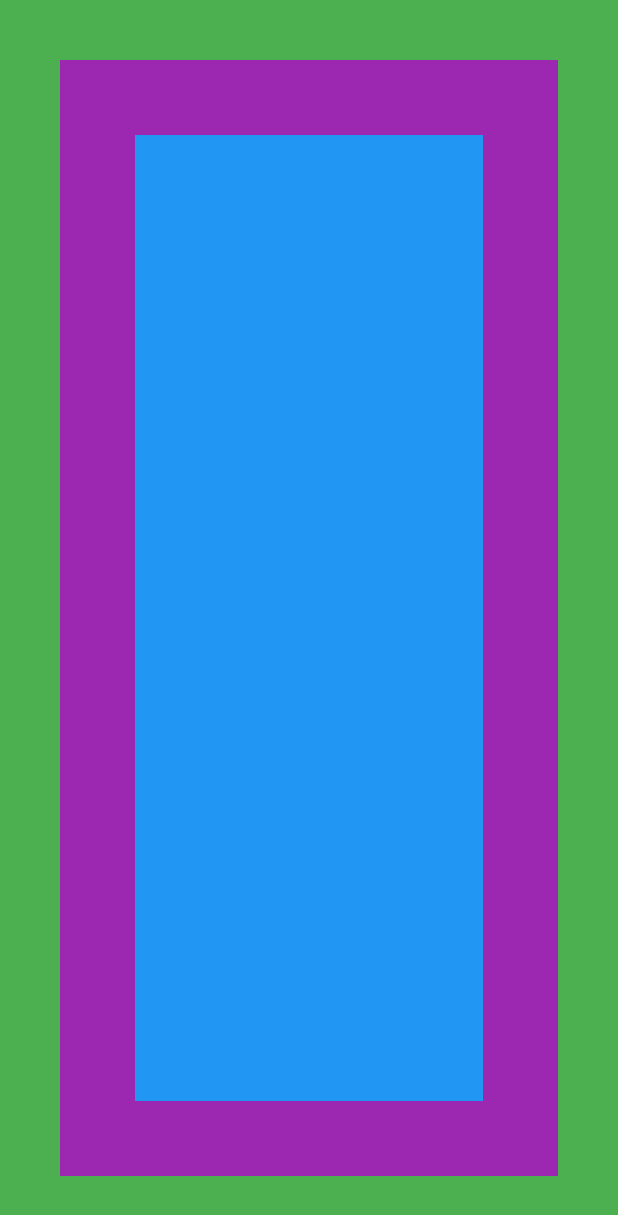
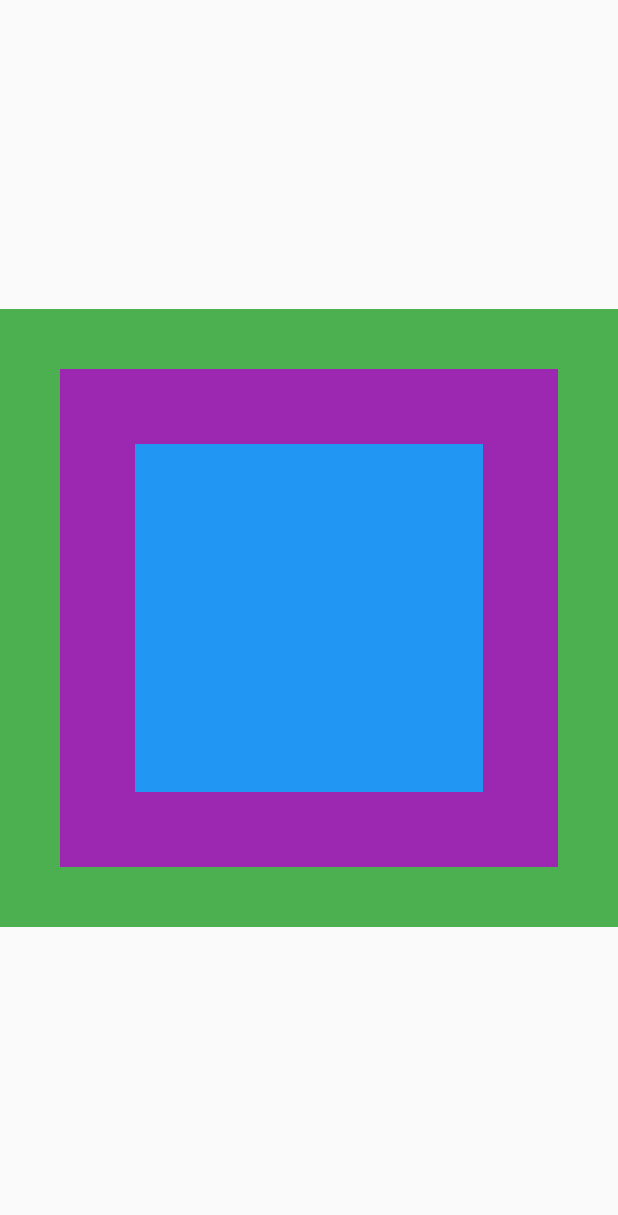
Before and after one commit to paolomococci/flutter-exercises-workshop, a Flutter app: the screen it shows after launch, on a phone screen of 412 x 824 dp. Shown: the top 1215 px of the screen. Run offline on Flutter 3.47's test engine with Material 2 defaults, Android fonts, the phone set to English and light mode, and no system bars.

```diff
--- a/ExerciseUnitOne/Practice_3/practice/lib/main.dart
+++ b/ExerciseUnitOne/Practice_3/practice/lib/main.dart
@@ -1,6 +1,5 @@
 import 'package:flutter/material.dart';
-
-import 'immutable_widget.dart';
+import 'package:practice/one_screen.dart';
 
 void main() => runApp(const StaticApp());
 
@@ -9,5 +8,5 @@ class StaticApp extends StatelessWidget {
   const StaticApp({super.key});
 
   @override
-  Widget build(BuildContext context) => const MaterialApp(home: ImmutableWidget(),);
+  Widget build(BuildContext context) => const MaterialApp(home: OneScreen(),);
 }
```
